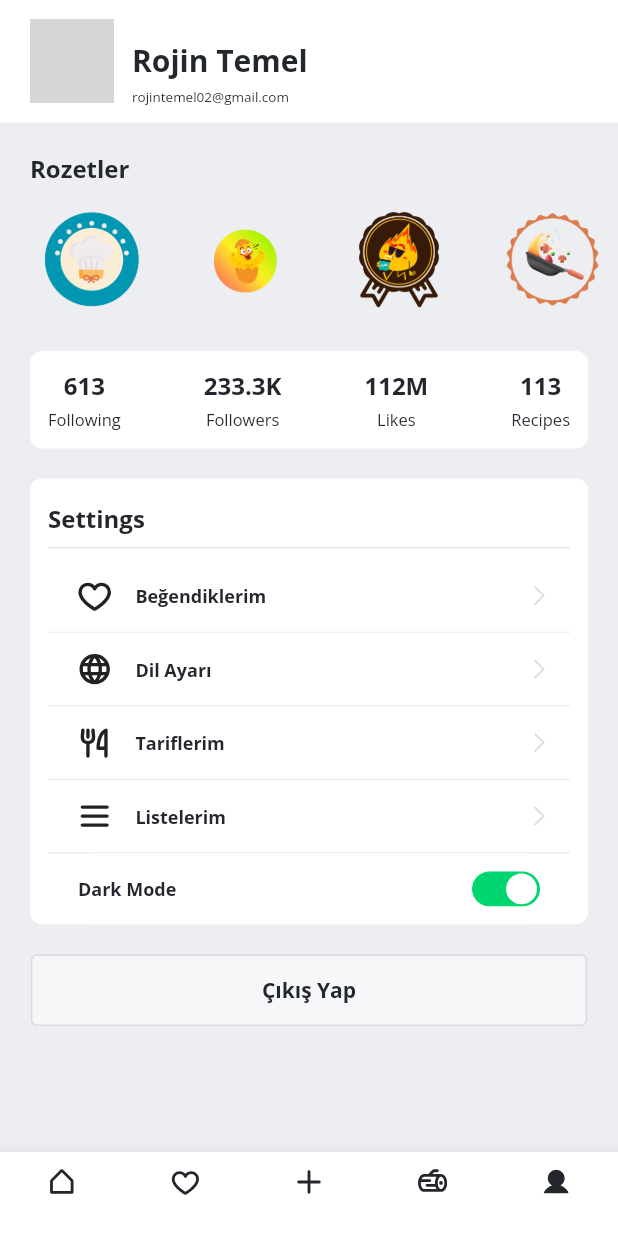
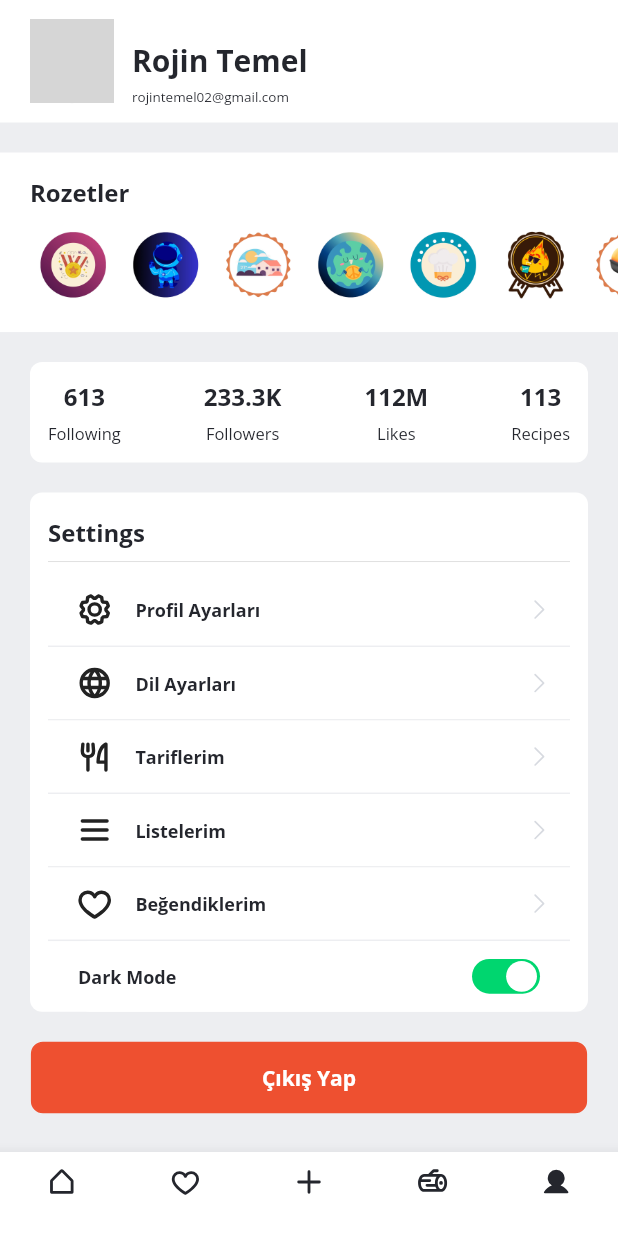
Before and after one commit to RojinTemell/fit_eat, a Flutter app: the Account screen opened by its route, on a phone screen of 412 x 824 dp. Run offline on Flutter 3.47's test engine with Material 3 defaults, Android fonts, the phone set to English and light mode, and no system bars; our stand-ins replace dio, dotted_border, flutter_bloc, go_router, phosphor_flutter, pinput and 1 more; accounts and stored records are empty; network calls fail; grey boxes are pictures that could not be loaded.

Commit message:
profile ui

```diff
--- a/lib/core/components/base_button.dart
+++ b/lib/core/components/base_button.dart
@@ -70,7 +70,7 @@ class BaseButton extends StatelessWidget {
                   : Border.all(
                       color: baseButtonType.buttonBorderColor(context),
                     ),
-              borderRadius: BorderRadius.circular(4),
+              borderRadius: BorderRadius.circular(8),
             ),
             child: Row(
               mainAxisAlignment: MainAxisAlignment.center,
--- a/lib/features/account_page/view/account.dart
+++ b/lib/features/account_page/view/account.dart
@@ -1,5 +1,4 @@
 import 'package:fit_eat/core/components/base_button.dart';
-import 'package:fit_eat/core/components/circle_button.dart';
 import 'package:fit_eat/core/components/toggle.dart';
 import 'package:flutter/material.dart';
 import 'package:phosphor_flutter/phosphor_flutter.dart';
@@ -20,22 +19,23 @@ class Account extends StatefulWidget {
 class _AccountState extends State<Account> {
   bool isDark = true;
   List settingList = [
-    {'title': 'Beğendiklerim', "icon": PhosphorIconsBold.heart},
-    {'title': 'Dil Ayarı', "icon": PhosphorIconsBold.globe},
+    {'title': 'Profil Ayarları', "icon": PhosphorIconsBold.gear},
+    {'title': 'Dil Ayarları', "icon": PhosphorIconsBold.globe},
     {'title': 'Tariflerim', "icon": PhosphorIconsBold.forkKnife},
     {'title': 'Listelerim', "icon": PhosphorIconsBold.list},
+    {'title': 'Beğendiklerim', "icon": PhosphorIconsBold.heart},
   ];
   List rozets = [
-    'chef',
-    'egg',
-    'fire',
-    'frying_pan',
-    'north-pole',
-    'rabbit',
     'reward',
     'robot',
     'sunshine',
     'world',
+    'chef',
+    'fire',
+    'frying_pan',
+    'egg',
+    'north-pole',
+    'rabbit',
   ];
 
   @override
@@ -91,7 +91,10 @@ class _AccountState extends State<Account> {
               ),
               SizedBox(height: 20),
               Padding(
-                padding: context.onlyPadding(0, 0, 0, 20),
+                padding: context.onlyPadding(0, 0, 0, 0),
+                child: Container(
+                  color: Constant.fillWhite(context),
+                  padding: context.onlyPadding(16, 0, 16, 20),
                   child: Column(
                     crossAxisAlignment: CrossAxisAlignment.start,
                     mainAxisAlignment: MainAxisAlignment.start,
@@ -106,32 +109,21 @@ class _AccountState extends State<Account> {
                         child: Row(
                           children: List.generate(rozets.length, (index) {
                             return Padding(
-                            padding: const EdgeInsets.only(right: 20),
+                              padding: const EdgeInsets.only(right: 4),
                               child: SizedBox(
-                              height: context.dynamicHeight(0.1),
-                              width: context.dynamicHeight(0.1), // KARE ALAN
+                                height: context.dynamicHeight(0.07),
+                                width: context.dynamicHeight(0.07),
                                 child: Image.asset(
                                   'assets/rozets/${rozets[index]}.png',
-                                fit: BoxFit.contain,
+                                  fit: BoxFit.fill,
                                 ),
                               ),
-                            // Container(
-                            //   height: context.dynamicHeight(0.1),
-                            //   width: context.dynamicWidth(0.18),
-                            //   // color: Colors.amber,
-                            //   child: Image.asset(
-                            //     'assets/rozets/${rozets[index]}.png',
-
-                            //     height: context.dynamicHeight(0.1),
-                            //     width: context.dynamicWidth(0.2),
-                            //     fit: BoxFit.fitHeight,
-                            //   ),
-                            // ),
                             );
                           }),
                         ),
                       ),
                     ],
+                  ),
                 ),
               ),
 
@@ -147,13 +139,15 @@ class _AccountState extends State<Account> {
                   mainAxisAlignment: MainAxisAlignment.spaceBetween,
                   children: [
                     Column(
+                      mainAxisAlignment: MainAxisAlignment.center,
+                      crossAxisAlignment: CrossAxisAlignment.center,
                       children: [
                         // PhosphorIcon(PhosphorIconsBold.heart),
                         Text(
                           '613',
                           style: Theme.of(context).textTheme.titleMedium,
                         ),
-                        SizedBox(height: 4),
+                        SizedBox(height: 6),
                         Text(
                           'Following',
                           style: Theme.of(context).textTheme.labelMedium,
@@ -161,13 +155,15 @@ class _AccountState extends State<Account> {
                       ],
                     ),
                     Column(
+                      mainAxisAlignment: MainAxisAlignment.center,
+                      crossAxisAlignment: CrossAxisAlignment.center,
                       children: [
                         // PhosphorIcon(PhosphorIconsBold.heart),
                         Text(
                           '233.3K',
                           style: Theme.of(context).textTheme.titleMedium,
                         ),
-                        SizedBox(height: 4),
+                        SizedBox(height: 6),
                         Text(
                           'Followers',
                           style: Theme.of(context).textTheme.labelMedium,
@@ -175,13 +171,15 @@ class _AccountState extends State<Account> {
                       ],
                     ),
                     Column(
+                      mainAxisAlignment: MainAxisAlignment.center,
+                      crossAxisAlignment: CrossAxisAlignment.center,
                       children: [
                         // PhosphorIcon(PhosphorIconsBold.heart),
                         Text(
                           '112M',
                           style: Theme.of(context).textTheme.titleMedium,
                         ),
-                        SizedBox(height: 4),
+                        SizedBox(height: 6),
                         Text(
                           'Likes',
                           style: Theme.of(context).textTheme.labelMedium,
@@ -189,13 +187,15 @@ class _AccountState extends State<Account> {
                       ],
                     ),
                     Column(
+                      mainAxisAlignment: MainAxisAlignment.center,
+                      crossAxisAlignment: CrossAxisAlignment.center,
                       children: [
                         // PhosphorIcon(PhosphorIconsBold.heart),
                         Text(
                           '113',
                           style: Theme.of(context).textTheme.titleMedium,
                         ),
-                        SizedBox(height: 4),
+                        SizedBox(height: 6),
                         Text(
                           'Recipes',
                           style: Theme.of(context).textTheme.labelMedium,
@@ -285,7 +285,7 @@ class _AccountState extends State<Account> {
                 child: BaseButton(
                   width: context.dynamicWidth(0.9),
                   title: 'Çıkış Yap',
-                  baseButtonType: BaseButtonType.filledGrey,
+                  baseButtonType: BaseButtonType.filledRed,
                   baseButtonSize: BaseButtonSize.medium,
                 ),
               ),
```
Also changed, not shown: assets/rozets/egg.png, assets/rozets/north-pole.png, assets/rozets/rabbit.png. Lines whose indentation alone changed are shown as unchanged.
